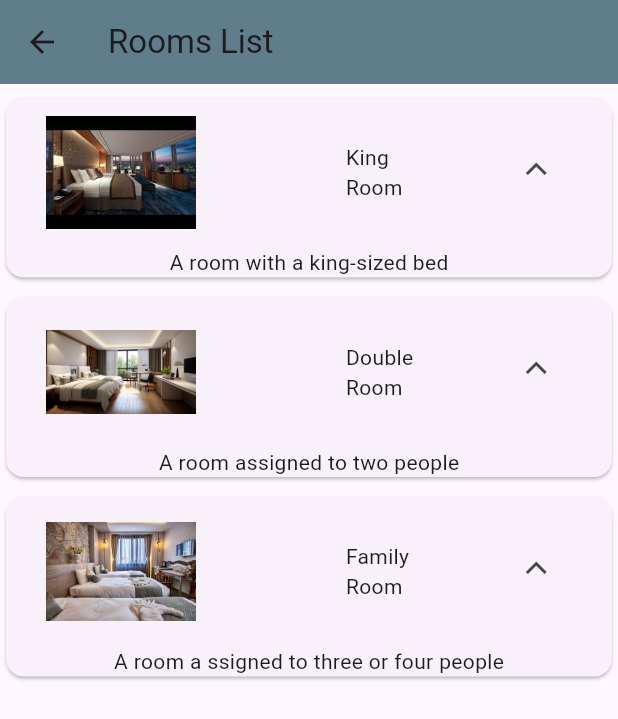
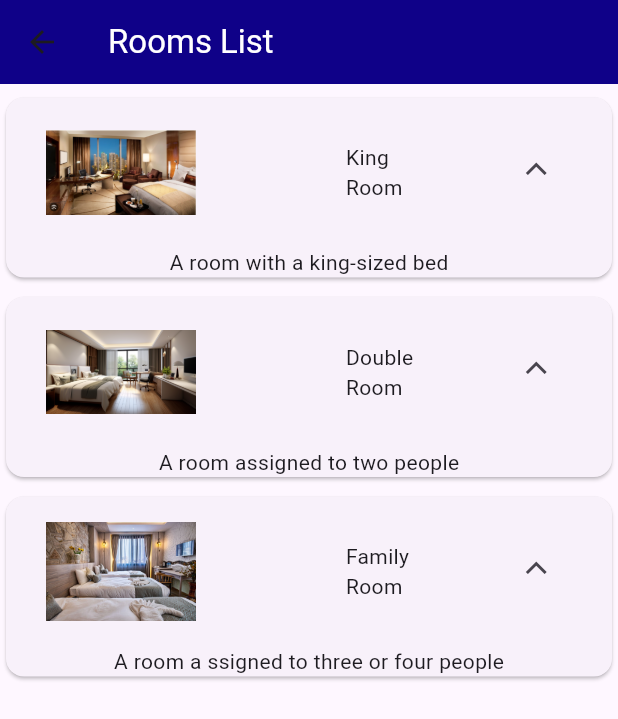
Before and after one commit to NidaaGaafer/task_11, a Flutter app: the screen it shows after launch, after a tap on "Check Room and Rate", on a phone screen of 412 x 824 dp. Shown: the top 719 px of the screen. Run offline on Flutter 3.47's test engine with Material 3 defaults, Android fonts, the phone set to English and light mode, and no system bars; missing offline and left inert: flut_grouped_buttons.

Commit message:
second commit

```diff
--- a/lib/home.dart
+++ b/lib/home.dart
@@ -14,14 +14,16 @@ class _MyHomePageState extends State<MyHomePage> {
   DateTime? checkOutDate;
   double valuere1 = 0.0;
   double valuere2 = 0.0;
-  var selectValue;
 
   @override
   Widget build(BuildContext context) {
     return Scaffold(
       appBar: AppBar(
-        backgroundColor: Colors.blueGrey,
-        title: Text("Android ATC Hotel"),
+        backgroundColor: const Color.fromARGB(255, 15, 1, 136),
+        title: const Text(
+          "Android ATC Hotel",
+          style: TextStyle(color: Colors.white),
+        ),
       ),
       body: Center(
         child: Column(
@@ -33,12 +35,15 @@ class _MyHomePageState extends State<MyHomePage> {
             Expanded(
                 flex: 4,
                 child: Container(
+                  padding: const EdgeInsets.all(10),
                   height: 500,
                   child: ListView(
                     children: [
                       Row(
                         children: [
-                          Text("Check-in Date: "),
+                          const Text(
+                            "Check-in Date: ",
+                          ),
                           Text(checkInDate == null
                               ? "Select Date: "
                               : '${checkInDate!.year}- ${checkInDate!.month}- ${checkInDate!.day}'),
@@ -63,7 +68,9 @@ class _MyHomePageState extends State<MyHomePage> {
                       ),
                       Row(
                         children: [
-                          Text("Check-out Date: "),
+                          const Text(
+                            "Check-out Date: ",
+                          ),
                           Text(checkOutDate == null
                               ? "Select Date: "
                               : '${checkOutDate!.year}- ${checkOutDate!.month}- ${checkOutDate!.day}'),
@@ -86,9 +93,7 @@ class _MyHomePageState extends State<MyHomePage> {
                               icon: const Icon(Icons.calendar_today_rounded))
                         ],
                       ),
-                      SizedBox(
-                        height: 10,
-                      ),
+                      const SizedBox(height: 10),
                       Row(
                         children: [
                           Text('Adults : $valuere1'),
@@ -104,9 +109,7 @@ class _MyHomePageState extends State<MyHomePage> {
                               }),
                         ],
                       ),
-                      SizedBox(
-                        height: 10,
-                      ),
+                      const SizedBox(height: 10),
                       Row(
                         children: [
                           Text('Children : $valuere1'),
@@ -122,25 +125,23 @@ class _MyHomePageState extends State<MyHomePage> {
                               }),
                         ],
                       ),
-                      SizedBox(
-                        height: 10,
-                      ),
-                      Text('Extras:'),
+                      const SizedBox(height: 10),
+                      const Text('Extras:'),
                       FlutGroupedButtons(
-                        data: <String>[
+                        data: const <String>[
                           'Breakfas (10 USD/Day)',
                           'Internet WiFi (5 USD/Day)',
                           'Parking (5 USD/Day)',
                           'Swimming (10 USD/Day)',
                         ],
                         onChanged: (checked) => print(checked),
+                        checkColor: const Color.fromARGB(255, 13, 2, 109),
+                        activeColor: const Color.fromARGB(255, 13, 2, 109),
                       ),
-                      SizedBox(
-                        height: 10,
-                      ),
-                      Text('View:'),
+                      const SizedBox(height: 10),
+                      const Text('View:'),
                       FlutGroupedButtons(
-                        data: <String>[
+                        data: const <String>[
                           'City View',
                           'Sea View',
                         ],
@@ -149,19 +150,24 @@ class _MyHomePageState extends State<MyHomePage> {
                       ),
                       Container(
                         width: 300,
-                        margin: EdgeInsets.all(10),
+                        margin: const EdgeInsets.only(left: 120, right: 120),
                         child: ElevatedButton(
                           style: ElevatedButton.styleFrom(
-                                backgroundColor: Colors.red,
+                              backgroundColor:
+                                  const Color.fromARGB(255, 1, 3, 122),
                               shape: RoundedRectangleBorder(
-                                    borderRadius: BorderRadius.zero)),
+                                  borderRadius: BorderRadius.circular(5))),
                           onPressed: () {
                             Navigator.push(
                                 context,
                                 MaterialPageRoute(
-                                      builder: (ctx) => RoomsPage()));
+                                    builder: (ctx) => const RoomsPage()));
                           },
-                            child: Text('Check Room and Rate')),
+                          child: const Text(
+                            'Check Room and Rate',
+                            style: TextStyle(color: Colors.white),
+                          ),
+                        ),
                       ),
                     ],
                   ),
--- a/lib/pages/doupleroom.dart
+++ b/lib/pages/doupleroom.dart
@@ -11,6 +11,13 @@ class _DoubleRoomState extends State<DoubleRoom> {
   @override
   Widget build(BuildContext context) {
     return Scaffold(
+        appBar: AppBar(
+          backgroundColor: Color.fromARGB(255, 119, 63, 43),
+          title: Text(
+            "Double Room",
+            style: TextStyle(color: Colors.white),
+          ),
+        ),
         body: Center(
           child: Column(
             children: [
--- a/lib/pages/familyroom.dart
+++ b/lib/pages/familyroom.dart
@@ -11,6 +11,13 @@ class _FamilyRoomState extends State<FamilyRoom> {
   @override
   Widget build(BuildContext context) {
     return Scaffold(
+        appBar: AppBar(
+          backgroundColor: Colors.brown,
+          title: Text(
+            "Family Room",
+            style: TextStyle(color: Colors.white),
+          ),
+        ),
         body: Center(
           child: Column(
             children: [
--- a/lib/pages/kingroom.dart
+++ b/lib/pages/kingroom.dart
@@ -11,10 +11,17 @@ class _KingRoomState extends State<KingRoom> {
   @override
   Widget build(BuildContext context) {
     return Scaffold(
+        appBar: AppBar(
+          backgroundColor: Color.fromARGB(255, 90, 56, 43),
+          title: Text(
+            "king Room",
+            style: TextStyle(color: Colors.white),
+          ),
+        ),
         body: Center(
           child: Column(
             children: [
-          Image.asset('assets/king.jpg'),
+              Image.asset('assets/king.PNG'),
               SizedBox(height: 30),
               Text("price :"),
               SizedBox(height: 30),
--- a/lib/pages/rooms.dart
+++ b/lib/pages/rooms.dart
@@ -16,8 +16,8 @@ class _RoomsPageState extends State<RoomsPage> {
   Widget build(BuildContext context) {
     return Scaffold(
       appBar: AppBar(
-        backgroundColor: Colors.blueGrey,
-        title: Text("Rooms List"),
+        backgroundColor: Color.fromARGB(255, 15, 1, 136),
+        title: Text("Rooms List", style: TextStyle(color: Colors.white)),
       ),
       body: Center(
         child: Column(
@@ -30,7 +30,7 @@ class _RoomsPageState extends State<RoomsPage> {
                     mainAxisAlignment: MainAxisAlignment.spaceAround,
                     children: [
                       ImText(
-                        path: 'king.jpg',
+                        path: 'king.PNG',
                         name: 'King Room',
                       ),
                       IconButton(
```
Also changed, not shown: assets/king.PNG (added). Lines whose indentation alone changed are shown as unchanged.
